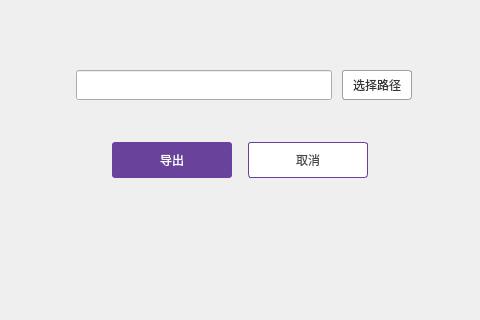
This is exportdialog.ui in cdcchain/cdc-wallet-qt as Qt 5 draws it before an edit; both pictures show x 237 to 717 and y 178 to 498 of the 960 by 580 pixel window. The edited form follows.
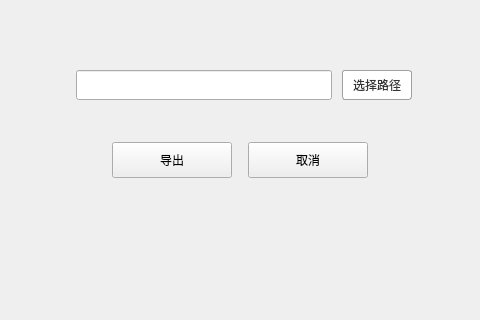
This is the edited form.

Diff of the .ui file:
```diff
--- a/exportdialog.ui
+++ b/exportdialog.ui
@@ -49,8 +49,7 @@
       <cursorShape>PointingHandCursor</cursorShape>
      </property>
      <property name="styleSheet">
-      <string notr="true">QToolButton{background-color:#ffffff;color:#484848;border:1px solid rgb(105,67,155);border-radius:3px;}
-QToolButton:hover{color:rgb(105,67,155);}</string>
+      <string notr="true"/>
      </property>
      <property name="text">
       <string>取消</string>
@@ -111,8 +110,7 @@
       <cursorShape>PointingHandCursor</cursorShape>
      </property>
      <property name="styleSheet">
-      <string notr="true">QToolButton{background-color:rgb(105,67,155);color:#ffffff;border:none;border-radius:3px;}
-QToolButton:hover{background-color:rgb(125,87,180);}</string>
+      <string notr="true"/>
      </property>
      <property name="text">
       <string>导出</string>
```
